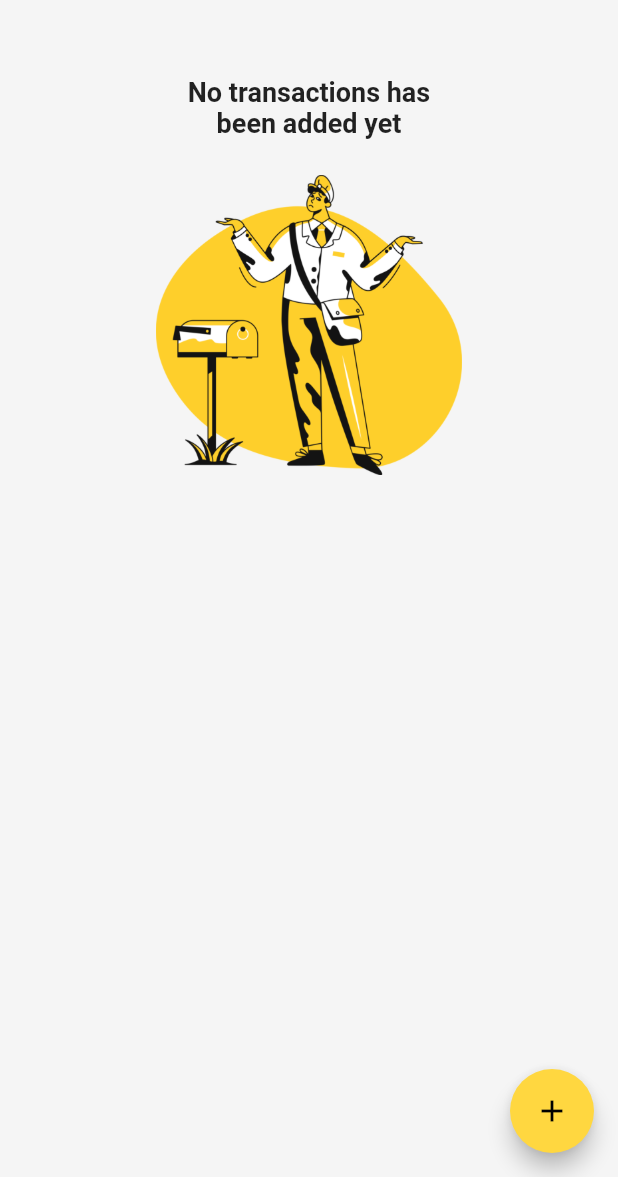
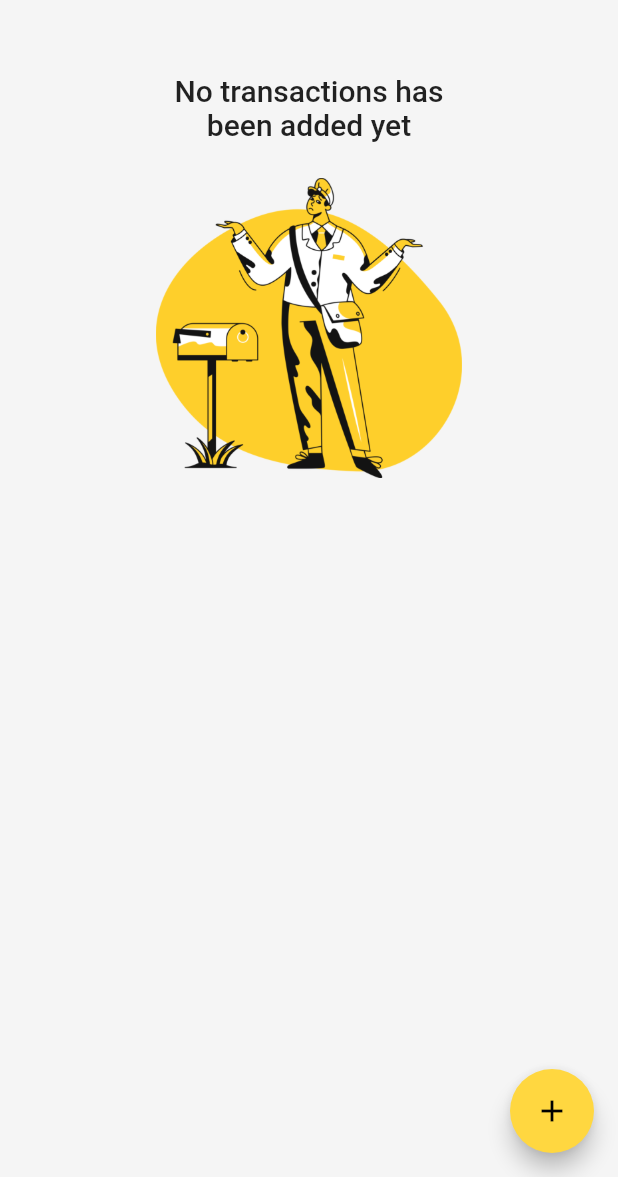
Before and after one commit to OliverArthur/MyExpenseApp, a Flutter app: the screen it shows after launch, on a phone screen of 412 x 824 dp, the part 59-1236 px from its top. Run offline on Flutter 3.47's test engine with Material 2 defaults, Android fonts, the light colour scheme and no system bars.

Commit message:
initial commit code spling

```diff
--- a/lib/main.dart
+++ b/lib/main.dart
@@ -1,8 +1,14 @@
 import 'package:flutter/material.dart';
 import 'package:flutter/services.dart';
 
+// connstans
+import './constants.dart';
+
+// theme
+import './theme.dart';
+
 // Screen
-import 'src/screen/HomePage.dart';
+import 'screen/Home.dart';
 
 void main() => runApp(App());
 
@@ -12,17 +18,17 @@ class App extends StatelessWidget {
     SystemChrome.setPreferredOrientations([
       DeviceOrientation.portraitUp,
     ]);
+    SystemChrome.setSystemUIOverlayStyle(SystemUiOverlayStyle(
+      systemNavigationBarColor: ligthBackgroundColor,
+      statusBarColor: ligthBackgroundColor,
+      statusBarIconBrightness: Brightness.dark, // status bar icons' color
+      systemNavigationBarIconBrightness: Brightness.dark,
+    ));
     return MaterialApp(
       title: 'Personal Expenses',
-      theme: ThemeData(
-        primarySwatch: Colors.amber,
-        accentColor: Colors.amberAccent,
-        appBarTheme: AppBarTheme(
-          color: Colors.grey[100],
-          elevation: 0,
-        ),
-      ),
-      home: HomeScreen(),
+      theme: mainTheme,
+      home: Home(),
+      debugShowCheckedModeBanner: false,
     );
   }
 }
--- /dev/null
+++ b/lib/screen/Home.dart
@@ -0,0 +1,142 @@
+import 'package:flutter/material.dart';
+
+// constants
+import '../constants.dart';
+
+// models
+import '../models/transaction.dart';
+
+// widgets
+import '../widgets/transaction_list.dart';
+import '../widgets/add_transaction.dart';
+import '../widgets/chart.dart';
+
+class Home extends StatefulWidget {
+  @override
+  _HomeState createState() => _HomeState();
+}
+
+class _HomeState extends State<Home> {
+  // propeties
+  final List<Transaction> _userTransactions = [];
+  List<Transaction> get _recentTransaction {
+    return _userTransactions.where((element) {
+      return element.created.isAfter(
+        DateTime.now().subtract(
+          Duration(days: 7),
+        ),
+      );
+    }).toList();
+  }
+
+  /// private method to add new transaction by passing the parameters
+  /// [title], [amount].
+  void _createNewTransaction(String title, double amount, DateTime chosenDate) {
+    final newTx = Transaction(
+      id: DateTime.now().toString(),
+      title: title,
+      amount: amount,
+      created: chosenDate,
+    );
+
+    setState(() {
+      _userTransactions.add(newTx);
+    });
+  }
+
+  void _deleteTransaction(String id) {
+    setState(() {
+      _userTransactions.removeWhere((item) => item.id == id);
+    });
+  }
+
+  void _openModalTransactions(BuildContext context) {
+    showModalBottomSheet(
+      context: context,
+      builder: (context) {
+        return GestureDetector(
+          onTap: () {},
+          child: AddTransaction(
+            createTx: _createNewTransaction,
+          ),
+          behavior: HitTestBehavior.opaque,
+        );
+      },
+    );
+  }
+
+  Widget _buildChart(MediaQueryData mediaQuery, AppBar appBar) {
+    return Card(
+      elevation: elevationZero,
+      child: Container(
+        height: (mediaQuery.size.height -
+                appBar.preferredSize.height -
+                mediaQuery.padding.top) *
+            0.3,
+        child: Chart(
+          recentTransactions: _recentTransaction,
+        ),
+      ),
+    );
+  }
+
+  Widget _buildTransactions(MediaQueryData mediaQuery, AppBar appBar) {
+    return Container(
+      height: (mediaQuery.size.height -
+              appBar.preferredSize.height -
+              mediaQuery.padding.top) *
+          0.7,
+      child: TransactionList(
+        transactions: _userTransactions,
+        deleteItem: _deleteTransaction,
+      ),
+    );
+  }
+
+  @override
+  Widget build(BuildContext context) {
+    final mediaQuery = MediaQuery.of(context);
+    final appBar = AppBar(
+      backgroundColor: ligthBackgroundColor,
+      title: Text(
+        'Personal Expenses',
+      ),
+      actions: <Widget>[
+        IconButton(
+          icon: Icon(Icons.add),
+          color: textPrimaryColor,
+          iconSize: 32,
+          onPressed: () => _openModalTransactions(context),
+        ),
+      ],
+    );
+    return SafeArea(
+      child: Scaffold(
+        backgroundColor: ligthBackgroundColor,
+        appBar: appBar,
+        body: SingleChildScrollView(
+          child: Column(
+            crossAxisAlignment: CrossAxisAlignment.stretch,
+            children: <Widget>[
+              Container(
+                width: double.infinity,
+                padding: EdgeInsets.symmetric(
+                  vertical: paddingS,
+                  horizontal: paddingL,
+                ),
+                child: _userTransactions.isEmpty
+                    ? null
+                    : _buildChart(mediaQuery, appBar),
+              ),
+              _buildTransactions(mediaQuery, appBar),
+            ],
+          ),
+        ),
+        floatingActionButton: FloatingActionButton(
+          child: Icon(Icons.add),
+          onPressed: () => _openModalTransactions(context),
+        ),
+      ),
+    );
+  }
+}
--- a/lib/src/screen/HomePage.dart
+++ /dev/null
@@ -1,127 +0,0 @@
-import 'package:flutter/material.dart';
-
-// models
-import '../models/transaction.dart';
-
-// widgets
-import '../widgets/transaction_list.dart';
-import '../widgets/add_transaction.dart';
-import '../widgets/chart.dart';
-
-class HomeScreen extends StatefulWidget {
-  @override
-  _HomeScreenState createState() => _HomeScreenState();
-}
-
-class _HomeScreenState extends State<HomeScreen> {
-  // propeties
-  final List<Transaction> _userTransactions = [];
-  List<Transaction> get _recentTransaction {
-    return _userTransactions.where((element) {
-      return element.created.isAfter(
-        DateTime.now().subtract(
-          Duration(days: 7),
-        ),
-      );
-    }).toList();
-  }
-
-  /// private method to add new transaction by passing the parameters
-  /// [title], [amount].
-  void _createNewTransaction(String title, double amount, DateTime chosenDate) {
-    final newTx = Transaction(
-      id: DateTime.now().toString(),
-      title: title,
-      amount: amount,
-      created: chosenDate,
-    );
-
-    setState(() {
-      _userTransactions.add(newTx);
-    });
-  }
-
-  void _deleteTransaction(String id) {
-    setState(() {
-      _userTransactions.removeWhere((item) => item.id == id);
-    });
-  }
-
-  void _openModalTransactions(BuildContext context) {
-    showModalBottomSheet(
-      context: context,
-      builder: (context) {
-        return GestureDetector(
-          onTap: () {},
-          child: AddTransaction(
-            createTx: _createNewTransaction,
-          ),
-          behavior: HitTestBehavior.opaque,
-        );
-      },
-    );
-  }
-
-  @override
-  Widget build(BuildContext context) {
-    final mediaQuery = MediaQuery.of(context);
-    final appBar = AppBar(
-      title: Text(
-        'Personal Expenses',
-      ),
-      actions: <Widget>[
-        IconButton(
-          icon: Icon(Icons.add),
-          color: Colors.black87,
-          iconSize: 32,
-          onPressed: () => _openModalTransactions(context),
-        ),
-      ],
-    );
-    return Scaffold(
-      backgroundColor: Colors.grey[100],
-      appBar: appBar,
-      body: SingleChildScrollView(
-        child: Column(
-          crossAxisAlignment: CrossAxisAlignment.stretch,
-          children: <Widget>[
-            Container(
-              width: double.infinity,
-              padding: EdgeInsets.symmetric(
-                vertical: 5,
-                horizontal: 15,
-              ),
-              child: _userTransactions.isEmpty
-                  ? null
-                  : Card(
-                      child: Container(
-                        height: (mediaQuery.size.height -
-                                appBar.preferredSize.height -
-                                mediaQuery.padding.top) *
-                            0.3,
-                        child: Chart(
-                          recentTransactions: _recentTransaction,
-                        ),
-                      ),
-                    ),
-            ),
-            Container(
-              height: (mediaQuery.size.height -
-                      appBar.preferredSize.height -
-                      mediaQuery.padding.top) *
-                  0.7,
-              child: TransactionList(
-                transactions: _userTransactions,
-                deleteItem: _deleteTransaction,
-              ),
-            ),
-          ],
-        ),
-      ),
-      floatingActionButton: FloatingActionButton(
-        child: Icon(Icons.add),
-        onPressed: () => _openModalTransactions(context),
-      ),
-    );
-  }
-}
--- a/lib/src/widgets/transaction_list.dart
+++ /dev/null
@@ -1,97 +0,0 @@
-import 'package:flutter/material.dart';
-import 'package:intl/intl.dart';
-
-// models
-import '../models/transaction.dart';
-
-class TransactionList extends StatelessWidget {
-  final List<Transaction> transactions;
-  final Function deleteItem;
-
-  TransactionList({this.transactions, this.deleteItem});
-
-  @override
-  Widget build(BuildContext context) {
-    return transactions.isEmpty
-        ? Column(
-            children: <Widget>[
-              Container(
-                margin: EdgeInsets.only(top: 24),
-                width: 200,
-                child: Text(
-                  'No transactions has been added yet',
-                  textAlign: TextAlign.center,
-                  style: TextStyle(
-                    fontWeight: FontWeight.bold,
-                    fontSize: 18,
-                  ),
-                ),
-              ),
-              SizedBox(
-                height: 24,
-              ),
-              Container(
-                height: 200,
-                child: Image.asset(
-                  'assets/images/empty.png',
-                  fit: BoxFit.cover,
-                ),
-              )
-            ],
-          )
-        : ListView.builder(
-            itemBuilder: (ctx, index) {
-              return Padding(
-                padding: const EdgeInsets.symmetric(
-                  vertical: 4.0,
-                  horizontal: 10.0,
-                ),
-                child: Card(
-                  elevation: 0,
-                  margin: EdgeInsets.symmetric(vertical: 0, horizontal: 5),
-                  child: ListTile(
-                    leading: CircleAvatar(
-                      radius: 30,
-                      child: Padding(
-                        padding: const EdgeInsets.all(8.0),
-                        child: FittedBox(
-                          child: Text(
-                            '€${transactions[index].amount}',
-                            style: TextStyle(
-                              fontWeight: FontWeight.bold,
-                              fontSize: 22,
-                            ),
-                          ),
-                        ),
-                      ),
-                    ),
-                    title: Text(
-                      transactions[index].title,
-                      style: TextStyle(
-                        fontWeight: FontWeight.normal,
-                        fontSize: 18,
-                        color: Colors.black,
-                      ),
-                    ),
-                    subtitle: Text(
-                      DateFormat.yMMMMEEEEd()
-                          .format(transactions[index].created),
-                      style: TextStyle(
-                        fontSize: 16,
-                        fontWeight: FontWeight.bold,
-                        color: Colors.grey[500],
-                      ),
-                    ),
-                    trailing: IconButton(
-                      icon: Icon(Icons.delete),
-                      color: Theme.of(context).errorColor,
-                      onPressed: () => deleteItem(transactions[index].id),
-                    ),
-                  ),
-                ),
-              );
-            },
-            itemCount: transactions.length,
-          );
-  }
-}
--- /dev/null
+++ b/lib/theme.dart
@@ -0,0 +1,15 @@
+import 'package:flutter/material.dart';
+
+import './constants.dart';
+
+final ThemeData mainTheme = ThemeData(
+  primarySwatch: Colors.amber,
+  backgroundColor: ligthBackgroundColor,
+  scaffoldBackgroundColor: ligthBackgroundColor,
+  primaryColor: primaryBgColor,
+  accentColor: accentBgColor,
+  appBarTheme: AppBarTheme(
+    color: ligthBackgroundColor,
+    elevation: elevationZero,
+  ),
+);
--- a/lib/src/widgets/chart.dart
+++ b/lib/widgets/chart.dart
@@ -1,5 +1,7 @@
 import 'package:flutter/material.dart';
 import 'package:intl/intl.dart';
+
+import '../constants.dart';
 
 // models
 import '../models/transaction.dart';
@@ -45,9 +47,9 @@ class Chart extends StatelessWidget {
   @override
   Widget build(BuildContext context) {
     return Card(
-      elevation: 5,
+      elevation: elevationZero,
       child: Padding(
-        padding: const EdgeInsets.all(8.0),
+        padding: EdgeInsets.all(paddingL),
         child: Row(
           mainAxisAlignment: MainAxisAlignment.spaceAround,
           children: groupTransition.map((data) {
--- /dev/null
+++ b/lib/widgets/transaction_list.dart
@@ -0,0 +1,52 @@
+import 'package:flutter/material.dart';
+import 'package:my_expenses/constants.dart';
+
+// models
+import '../models/transaction.dart';
+
+// widgets
+import './transaction_item.dart';
+
+class TransactionList extends StatelessWidget {
+  final List<Transaction> transactions;
+  final Function deleteItem;
+
+  TransactionList({this.transactions, this.deleteItem});
+
+  @override
+  Widget build(BuildContext context) {
+    return transactions.isEmpty
+        ? Column(
+            children: <Widget>[
+              Container(
+                margin: EdgeInsets.only(top: 24),
+                width: 200,
+                child: Text(
+                  'No transactions has been added yet',
+                  textAlign: TextAlign.center,
+                  style: Theme.of(context).textTheme.headline6,
+                ),
+              ),
+              SizedBox(
+                height: spaceXL,
+              ),
+              Container(
+                height: 200,
+                child: Image.asset(
+                  'assets/images/empty.png',
+                  fit: BoxFit.cover,
+                ),
+              ),
+            ],
+          )
+        : ListView.builder(
+            itemBuilder: (ctx, index) {
+              return TransactionItem(
+                transaction: transactions[index],
+                deleteItem: deleteItem,
+              );
+            },
+            itemCount: transactions.length,
+          );
+  }
+}
```
Also changed, not shown: lib/constants.dart (added, +50 -0 lines), lib/widgets/add_transaction.dart (renamed from lib/src/widgets/add_transaction.dart, +8 -6 lines), lib/widgets/chart_bar.dart (renamed from lib/src/widgets/chart_bar.dart, +9 -2 lines), lib/widgets/transaction_item.dart (added, +79 -0 lines), lib/models/transaction.dart (renamed from lib/src/models/transaction.dart).
